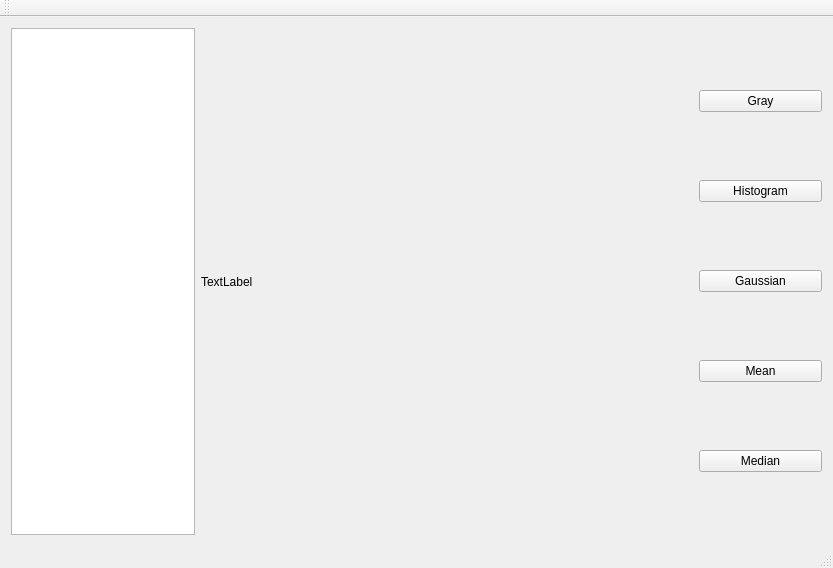
codex-tk/libcodex, file tests.qt/tests_qt/app/mainwindow.ui: the form before one commit.
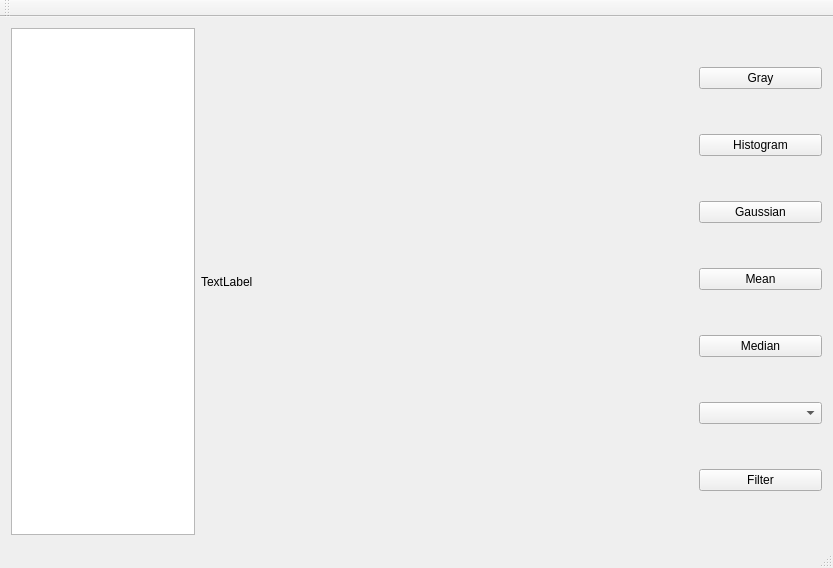
The form after the commit.

```diff
--- a/tests.qt/tests_qt/app/mainwindow.ui
+++ b/tests.qt/tests_qt/app/mainwindow.ui
@@ -55,6 +55,16 @@
         </property>
        </widget>
       </item>
+      <item>
+       <widget class="QComboBox" name="filter_combobox"/>
+      </item>
+      <item>
+       <widget class="QPushButton" name="pushButton">
+        <property name="text">
+         <string>Filter</string>
+        </property>
+       </widget>
+      </item>
      </layout>
     </item>
     <item row="2" column="0">
```
Left out of the diff: 2 changed lines with no effect on the pictures.
